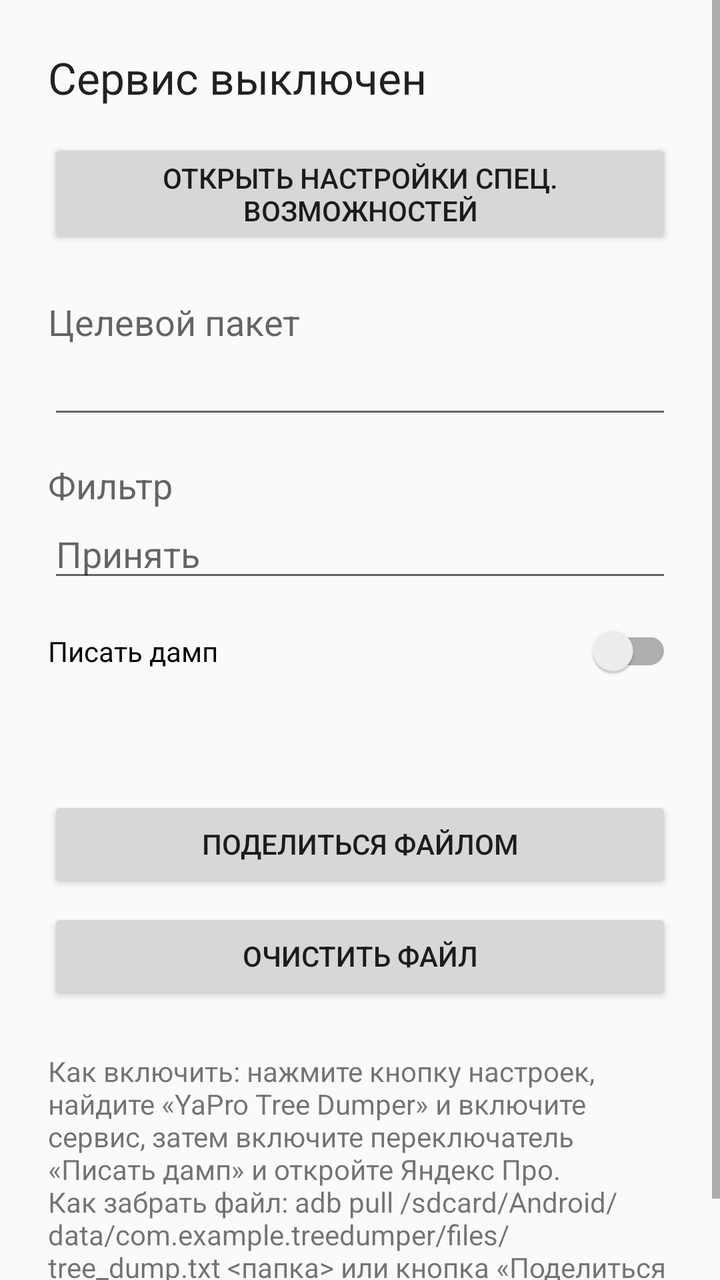
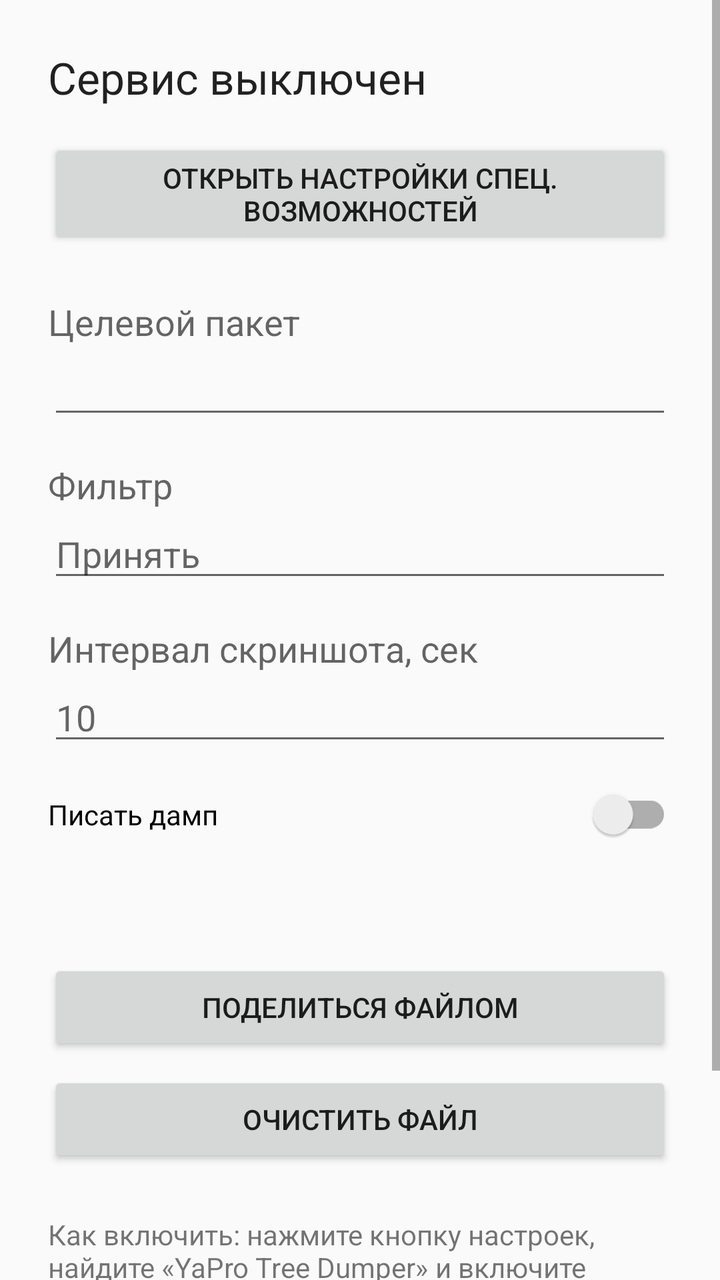

Two renders of the same Android screen: before a commit and after it. Below are the layout's source before the change and the commit's diff.
<!-- AndroidManifest.xml: application theme Theme.TreeDumper -->
<!-- res/layout/activity_main.xml -->
<?xml version="1.0" encoding="utf-8"?>
<ScrollView xmlns:android="http://schemas.android.com/apk/res/android"
    android:layout_width="match_parent"
    android:layout_height="match_parent"
    android:fillViewport="true">

    <LinearLayout
        android:layout_width="match_parent"
        android:layout_height="wrap_content"
        android:orientation="vertical"
        android:padding="24dp">

        <TextView
            android:id="@+id/statusText"
            android:layout_width="match_parent"
            android:layout_height="wrap_content"
            android:text="@string/service_disabled"
            android:textAppearance="@style/TextAppearance.AppCompat.Large" />

        <Button
            android:id="@+id/openSettingsButton"
            android:layout_width="match_parent"
            android:layout_height="wrap_content"
            android:layout_marginTop="16dp"
            android:text="@string/open_settings" />

        <TextView
            android:layout_width="match_parent"
            android:layout_height="wrap_content"
            android:layout_marginTop="24dp"
            android:text="@string/target_package_label"
            android:textAppearance="@style/TextAppearance.AppCompat.Medium" />

        <EditText
            android:id="@+id/targetPackageEdit"
            android:layout_width="match_parent"
            android:layout_height="wrap_content"
            android:imeOptions="actionDone"
            android:inputType="text"
            android:singleLine="true" />

        <TextView
            android:layout_width="match_parent"
            android:layout_height="wrap_content"
            android:layout_marginTop="16dp"
            android:text="@string/filter_label"
            android:textAppearance="@style/TextAppearance.AppCompat.Medium" />

        <EditText
            android:id="@+id/filterEdit"
            android:layout_width="match_parent"
            android:layout_height="wrap_content"
            android:hint="@string/filter_hint"
            android:imeOptions="actionDone"
            android:inputType="text"
            android:singleLine="true" />

        <androidx.appcompat.widget.SwitchCompat
            android:id="@+id/dumpSwitch"
            android:layout_width="match_parent"
            android:layout_height="wrap_content"
            android:layout_marginTop="16dp"
            android:text="@string/dump_enabled" />

        <TextView
            android:id="@+id/fileInfoText"
            android:layout_width="match_parent"
            android:layout_height="wrap_content"
            android:layout_marginTop="24dp"
            android:textAppearance="@style/TextAppearance.AppCompat.Small" />

        <Button
            android:id="@+id/shareButton"
            android:layout_width="match_parent"
            android:layout_height="wrap_content"
            android:layout_marginTop="16dp"
            android:text="@string/share" />

        <Button
            android:id="@+id/clearButton"
            android:layout_width="match_parent"
            android:layout_height="wrap_content"
            android:layout_marginTop="8dp"
            android:text="@string/clear" />

        <TextView
            android:id="@+id/hintText"
            android:layout_width="match_parent"
            android:layout_height="wrap_content"
            android:layout_marginTop="24dp"
            android:text="@string/hint"
            android:textAppearance="@style/TextAppearance.AppCompat.Small" />

    </LinearLayout>

</ScrollView>
<!-- resources referenced by this layout -->
<resources>
  <string name="clear">Очистить файл</string>
  <string name="dump_enabled">Писать дамп</string>
  <string name="filter_hint">Принять</string>
  <string name="filter_label">Фильтр</string>
  <string name="hint">Как включить: нажмите кнопку настроек, найдите «YaPro Tree Dumper» и включите сервис, затем включите переключатель «Писать дамп» и откройте Яндекс Про.\nКак забрать файл: adb pull /sdcard/Android/data/com.example.treedumper/files/tree_dump.txt &lt;папка&gt; или кнопка «Поделиться файлом».</string>
  <string name="open_settings">Открыть настройки спец. возможностей</string>
  <string name="service_disabled">Сервис выключен</string>
  <string name="share">Поделиться файлом</string>
  <string name="target_package_label">Целевой пакет</string>
  <style name="Theme.TreeDumper" parent="Theme.AppCompat.DayNight.NoActionBar" />
</resources>

<!-- the commit's change to res/layout/activity_main.xml (unified diff, before → after) -->
@@ -55,6 +55,22 @@
             android:inputType="text"
             android:singleLine="true" />
 
+        <TextView
+            android:layout_width="match_parent"
+            android:layout_height="wrap_content"
+            android:layout_marginTop="16dp"
+            android:text="@string/screenshot_interval_label"
+            android:textAppearance="@style/TextAppearance.AppCompat.Medium" />
+
+        <EditText
+            android:id="@+id/screenshotIntervalEdit"
+            android:layout_width="match_parent"
+            android:layout_height="wrap_content"
+            android:hint="@string/screenshot_interval_hint"
+            android:imeOptions="actionDone"
+            android:inputType="number"
+            android:singleLine="true" />
+
         <androidx.appcompat.widget.SwitchCompat
             android:id="@+id/dumpSwitch"
             android:layout_width="match_parent"
<!-- resource entries referenced after the edit -->
@@ -6,6 +6,8 @@
   <string name="filter_label">Фильтр</string>
   <string name="hint">Как включить: нажмите кнопку настроек, найдите «YaPro Tree Dumper» и включите сервис, затем включите переключатель «Писать дамп» и откройте Яндекс Про.\nКак забрать файл: adb pull /sdcard/Android/data/com.example.treedumper/files/tree_dump.txt &lt;папка&gt; или кнопка «Поделиться файлом».</string>
   <string name="open_settings">Открыть настройки спец. возможностей</string>
+  <string name="screenshot_interval_hint">10</string>
+  <string name="screenshot_interval_label">Интервал скриншота, сек</string>
   <string name="service_disabled">Сервис выключен</string>
   <string name="share">Поделиться файлом</string>
   <string name="target_package_label">Целевой пакет</string>
